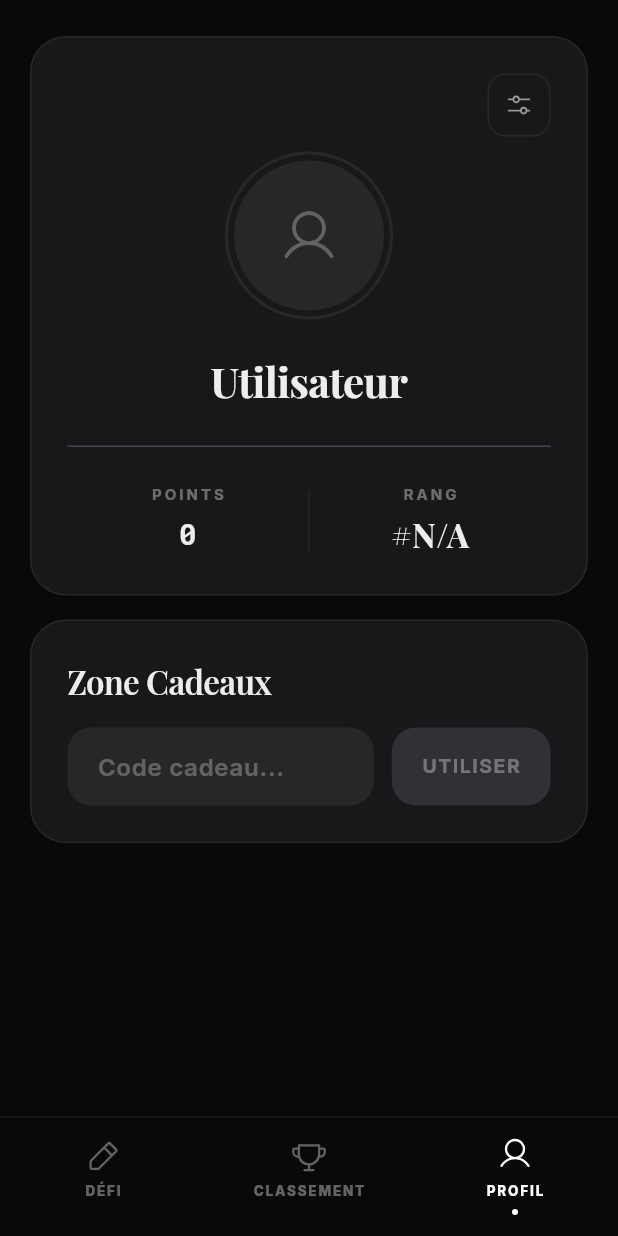
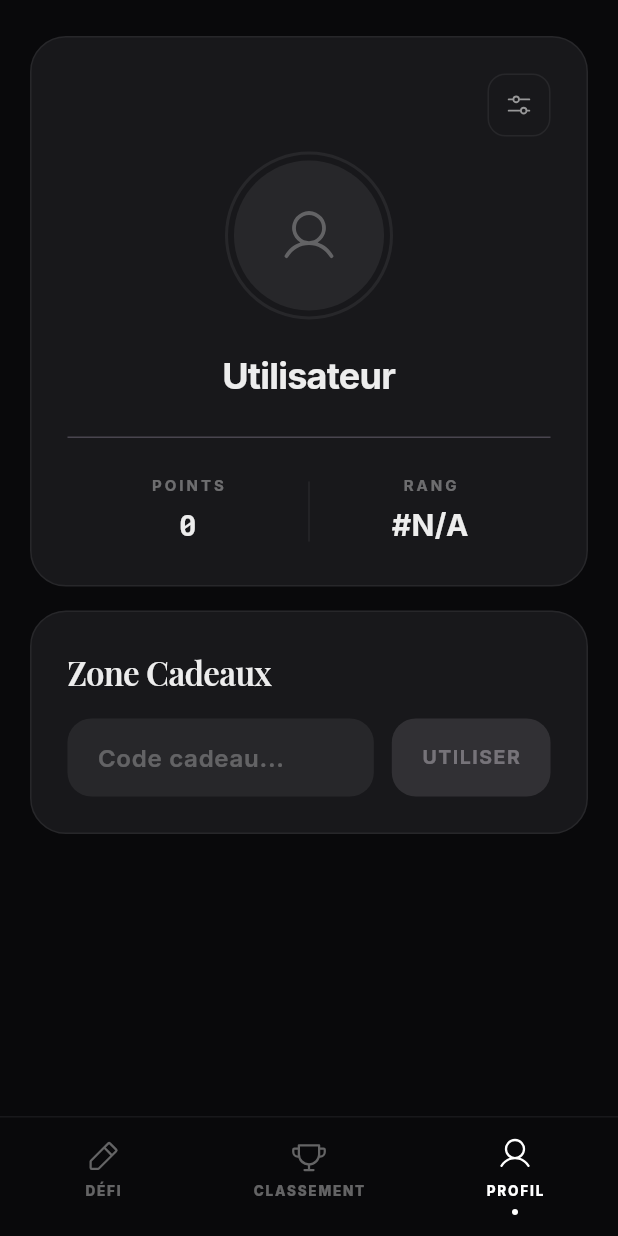
Before and after one commit to abdoulkaderkebe3-cloud/daily-mobile, a Flutter app: the MainAppScreen screen opened directly, item 3 of the bottom bar chosen, on a phone screen of 412 x 824 dp. Run offline on Flutter 3.47's test engine with Material 3 defaults, Android fonts, the phone set to English and light mode, and no system bars; our stand-ins replace flutter_animate, flutter_local_notifications, flutter_svg, google_fonts, image_picker, phosphor_flutter and 3 more; accounts and stored records are empty; network calls fail.

Commit message:
version 1.1.1.1

```diff
--- a/lib/components/profile/community_footer.dart
+++ b/lib/components/profile/community_footer.dart
@@ -10,8 +10,10 @@ class CommunityFooter extends StatelessWidget {
 
   Future<void> _lancerUrl(String url) async {
     final uri = Uri.parse(url);
-    if (await canLaunchUrl(uri)) {
+    try {
       await launchUrl(uri, mode: LaunchMode.externalApplication);
+    } catch (_) {
+      // Fallback or ignore
     }
   }
 
--- a/lib/components/profile/entete_profil.dart
+++ b/lib/components/profile/entete_profil.dart
@@ -52,7 +52,11 @@ class EnteteProfilState extends State<EnteteProfil> {
       setState(() => _enTrainDeModifierPseudo = false);
       provider.afficherNotification("Pseudo mis à jour !", type: "succes");
     } catch (err) {
-      provider.afficherNotification("Erreur lors de la mise à jour", type: "erreur");
+      String msg = "Erreur lors de la mise à jour";
+      if (err.toString().contains("409")) {
+        msg = "Ce nom d'utilisateur est déjà utilisé.";
+      }
+      provider.afficherNotification(msg, type: "erreur");
     }
   }
 
@@ -189,21 +193,34 @@ class EnteteProfilState extends State<EnteteProfil> {
           const SizedBox(height: 20),
 
           if (widget.modeEdition && _enTrainDeModifierPseudo)
-            SizedBox(
-              width: 250,
+            Container(
+              constraints: const BoxConstraints(maxWidth: 300),
+              child: Row(
+                children: [
+                  Expanded(
                     child: TextField(
                       controller: _pseudoCtrl,
                       textAlign: TextAlign.center,
                       autofocus: true,
                       onSubmitted: (_) => _gererMiseAJourPseudo(),
-                onEditingComplete: _gererMiseAJourPseudo,
-                style: GoogleFonts.playfairDisplay(fontSize: 24, fontWeight: FontWeight.w700),
+                      style: GoogleFonts.inter(fontSize: 22, fontWeight: FontWeight.w700),
                       decoration: InputDecoration(
                         filled: true,
                         fillColor: theme.brightness == Brightness.light ? const Color(0xFFF4F4F5) : const Color(0xFF27272A),
                         contentPadding: const EdgeInsets.symmetric(horizontal: 16, vertical: 8),
                         border: OutlineInputBorder(borderRadius: BorderRadius.circular(12), borderSide: BorderSide.none),
+                        hintText: "Nouveau pseudo...",
                       ),
+                    ),
+                  ),
+                  const SizedBox(width: 8),
+                  _buildControlBtn(
+                    onTap: _gererMiseAJourPseudo,
+                    icon: PhosphorIcons.check(),
+                    theme: theme,
+                    active: true,
+                  ),
+                ],
               ),
             )
           else
@@ -216,8 +233,8 @@ class EnteteProfilState extends State<EnteteProfil> {
                 children: [
                   Text(
                     pseudo,
-                    style: GoogleFonts.playfairDisplay(
-                      fontSize: 28,
+                    style: GoogleFonts.inter(
+                      fontSize: 24,
                       fontWeight: FontWeight.w700,
                       letterSpacing: -0.5,
                     ),
@@ -274,16 +291,16 @@ class EnteteProfilState extends State<EnteteProfil> {
 
     if (isRank) {
       final cleanValue = value.toString().replaceAll('#', '').toLowerCase().trim();
-      if (cleanValue == "1" || cleanValue.startsWith("1")) {
+      if (cleanValue == "1") {
         valueWidget = Image.asset('assets/images/svg-1er.png', width: 32, height: 32);
-      } else if (cleanValue == "2" || cleanValue.startsWith("2")) {
+      } else if (cleanValue == "2") {
         valueWidget = Image.asset('assets/images/svg-2eme.png', width: 32, height: 32);
-      } else if (cleanValue == "3" || cleanValue.startsWith("3")) {
+      } else if (cleanValue == "3") {
         valueWidget = Image.asset('assets/images/svg-3eme.png', width: 32, height: 32);
       } else {
         valueWidget = Text(
           value,
-          style: GoogleFonts.playfairDisplay(fontSize: 22, fontWeight: FontWeight.w700),
+          style: GoogleFonts.inter(fontSize: 20, fontWeight: FontWeight.w700),
         );
       }
     } else {
--- a/lib/main.dart
+++ b/lib/main.dart
@@ -9,8 +9,12 @@ import 'components/notification_bubble.dart';
 import 'components/image_zoom.dart';
 
 import 'package:google_fonts/google_fonts.dart';
+import 'services/notification_service.dart';
 
-void main() {
+void main() async {
+  WidgetsFlutterBinding.ensureInitialized();
+  await NotificationService.initialiser();
+
   runApp(
     MultiProvider(
       providers: [
```
Also changed, not shown: lib/providers/app_provider.dart (+82 -14 lines), lib/services/notification_service.dart (added, +70 -0 lines), lib/views/home_view.dart (+33 -9 lines), lib/views/leaderboard_view.dart (+19 -3 lines), pubspec.yaml (+5 -2 lines), pubspec.lock, 5 other files. Lines whose indentation alone changed are shown as unchanged.
